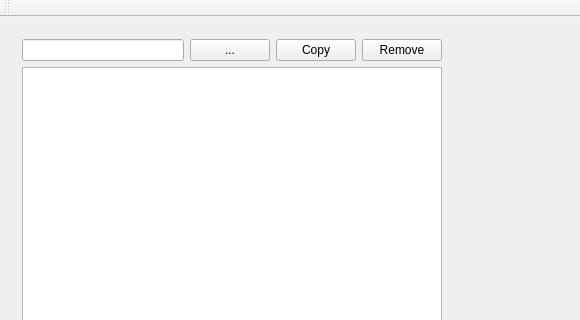
Qt form imghandler/mainwindow.ui (Drakenhielm/Biobokningssystem) before a commit; both pictures show x 0 to 580 and y 0 to 320 of the 912 by 576 pixel window.
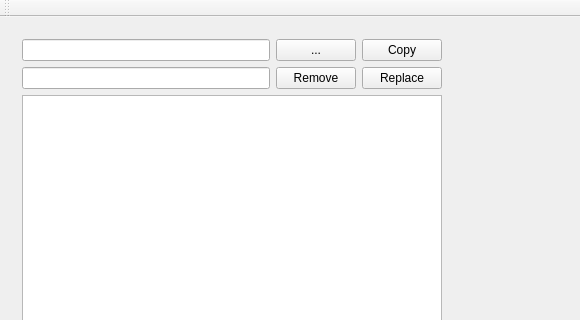
The same form after that commit.

Diff of the .ui file:
```diff
--- a/imghandler/mainwindow.ui
+++ b/imghandler/mainwindow.ui
@@ -56,17 +56,31 @@
            </property>
           </widget>
          </item>
+        </layout>
+       </item>
+       <item>
+        <layout class="QHBoxLayout" name="horizontalLayout_3">
          <item>
-          <widget class="QPushButton" name="pushButton_3">
+          <widget class="QLineEdit" name="lineEdit_2"/>
+         </item>
+         <item>
+          <widget class="QPushButton" name="pushButton_remove">
            <property name="text">
             <string>Remove</string>
            </property>
           </widget>
          </item>
+         <item>
+          <widget class="QPushButton" name="pushButton_replace">
+           <property name="text">
+            <string>Replace</string>
+           </property>
+          </widget>
+         </item>
         </layout>
        </item>
        <item>
-        <widget class="QTreeView" name="treeView"/>
+        <widget class="QTextEdit" name="textEdit"/>
        </item>
       </layout>
      </widget>
```
Left out of the diff: 4 changed lines with no effect on the pictures.
